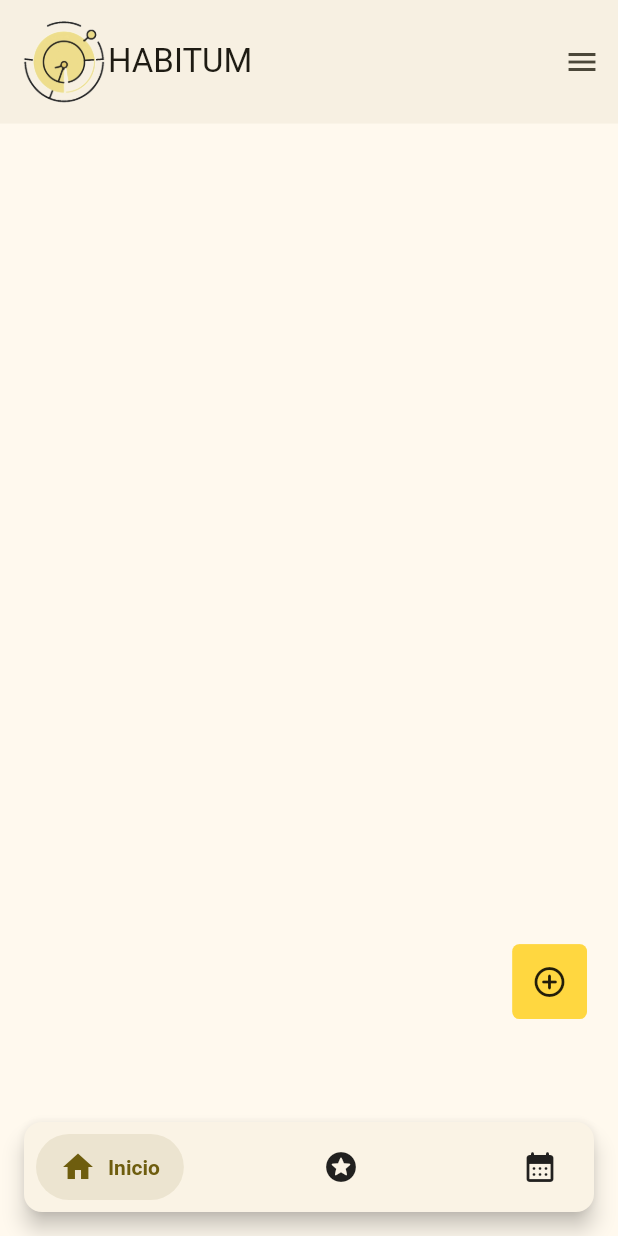
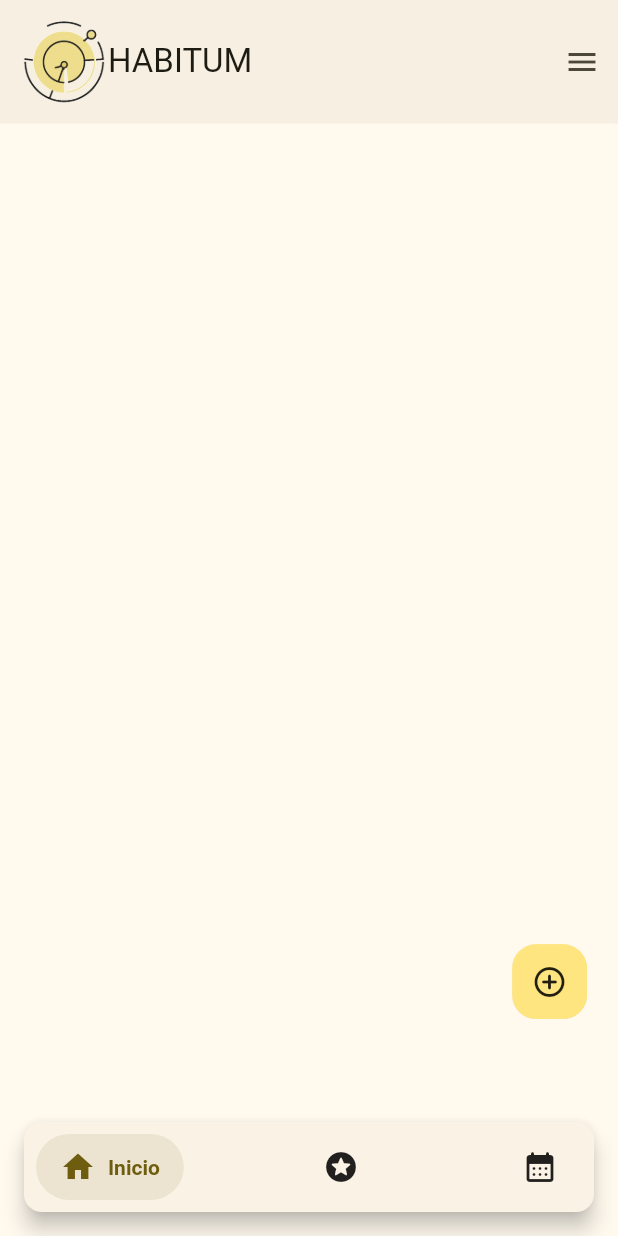
Before and after one commit to DiegoJarquin/habitum, a Flutter app: the Home screen opened directly, on a phone screen of 412 x 824 dp. Run offline on Flutter 3.47's test engine with Material 3 defaults, Android fonts, the light colour scheme and no system bars; drawn by our look-alikes of salomon_bottom_bar; our stand-ins replace cloud_firestore, expansion_tile_card, firebase_auth, firebase_core, google_fonts; accounts and stored records are empty; Roboto replaces fonts that are missing (Ubuntu).

Commit message:
Creacion rapida de retos y  visualización por usuario

```diff
--- a/lib/screens/home.dart
+++ b/lib/screens/home.dart
@@ -239,7 +239,7 @@ class _MyHomePageState extends State<Home> {
 
                                       return ExpansionTileCard(
                                         baseColor: Theme.of(context).colorScheme.onInverseSurface,
-                                        expandedColor: Colors.lightGreen.shade100,
+                                        expandedColor: Theme.of(context).colorScheme.onInverseSurface.withBlue(200),
                                         expandedTextColor: Colors.black,
                                         initialPadding: EdgeInsets.symmetric(vertical: MediaQuery.of(context).size.height*0.01),
                                         leading: ClipRRect(
@@ -280,7 +280,7 @@ class _MyHomePageState extends State<Home> {
                                                 },
                                                 child: const Column(
                                                   children: <Widget>[
-                                                    Icon(Icons.border_color_outlined, color: Colors.blueAccent,),
+                                                    Icon(Icons.border_color_outlined, color: Colors.indigoAccent,),
                                                     Padding(
                                                       padding: EdgeInsets.symmetric(vertical: 2.0),
                                                     ),
@@ -333,10 +333,11 @@ class _MyHomePageState extends State<Home> {
                       child: Container(
                         padding: EdgeInsets.symmetric(horizontal: (MediaQuery.sizeOf(context).width<500) ? MediaQuery.sizeOf(context).width*0.05 : MediaQuery.sizeOf(context).width*0.05, vertical: MediaQuery.sizeOf(context).height*0.01),
                         child: ClipRRect(
-                          borderRadius: BorderRadius.all(Radius.circular(5)),
+                          borderRadius: BorderRadius.all(Radius.circular(16)),
                           child: Material(
+                            elevation: 10,
                             shadowColor: Colors.black54,
-                            color: Colors.amberAccent, // button color
+                            color: Colors.amberAccent.shade100, // button color
                             child: InkWell(
                               splashColor: Colors.amberAccent, // splash color
                               onTap: () async {
```
